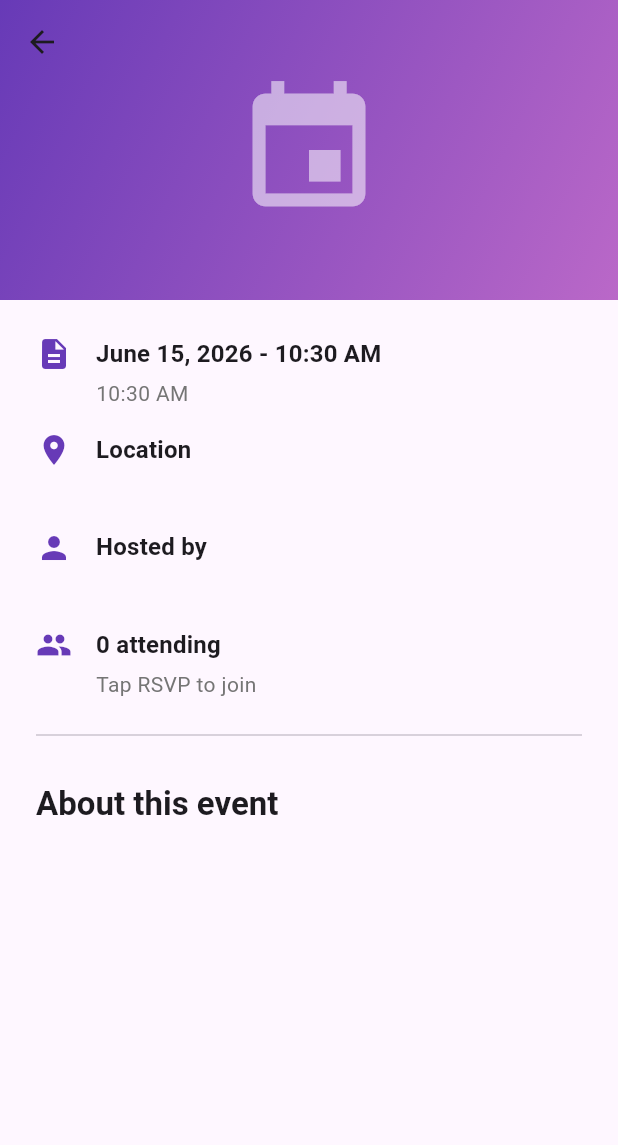
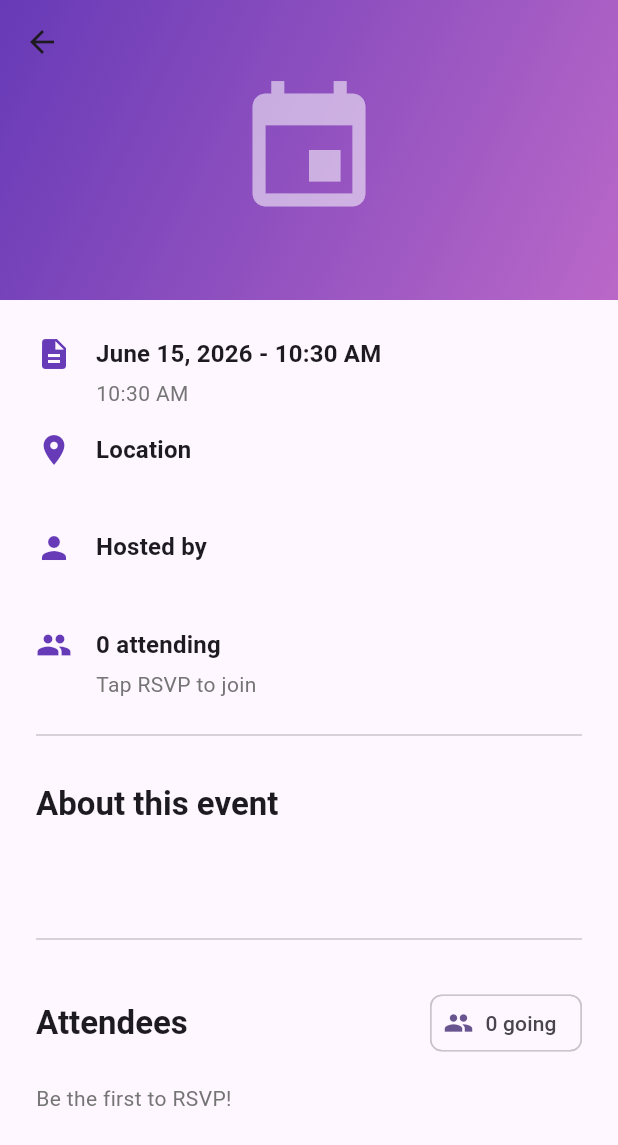
Before and after one commit to Hardeyemmy/yem-events-signature, a Flutter app: the EventDetailPage screen opened directly with empty values, on a phone screen of 412 x 824 dp. Shown: the top 1145 px of the screen. Run offline on Flutter 3.47's test engine with Material 3 defaults, Android fonts, the phone set to English and light mode, and no system bars; our stand-ins replace cloud_firestore, firebase_auth, firebase_core, flutter_riverpod, riverpod_annotation; accounts and stored records are empty; generated files the repository leaves out were written again.

Commit message:
Attendees features and images being worked on

```diff
--- a/lib/features/auth/presentation/Pages/event_details_page.dart
+++ b/lib/features/auth/presentation/Pages/event_details_page.dart
@@ -100,6 +100,77 @@ class EventDetailPage extends ConsumerWidget {
                           context,
                         ).textTheme.bodyLarge?.copyWith(height: 1.5),
                       ),
+                      const SizedBox(height: 32),
+                      const Divider(),
+                      const SizedBox(height: 24),
+
+                      Row(
+                        mainAxisAlignment: MainAxisAlignment.spaceBetween,
+                        children: [
+                          Text(
+                            'Attendees',
+                            style: Theme.of(context).textTheme.titleLarge
+                                ?.copyWith(fontWeight: FontWeight.bold),
+                          ),
+                          attendeeCountAsync.when(
+                            data: (count) => Chip(
+                              label: Text('$count going'),
+                              avatar: const Icon(Icons.people, size: 20),
+                            ),
+                            error: (_, __) => const SizedBox.shrink(),
+                            loading: () => const SizedBox.shrink(),
+                          ),
+                        ],
+                      ),
+                      const SizedBox(height: 16),
+                      Consumer(
+                        builder: (context, ref, _) {
+                          final attendeesAsync = ref.watch(
+                            attendeesProvider(eventId),
+                          );
+                          return attendeesAsync.when(
+                            data: (attendees) {
+                              if (attendees.isEmpty) {
+                                return Text(
+                                  'Be the first to RSVP!',
+                                  style: TextStyle(color: Colors.grey[600]),
+                                );
+                              }
+                              return ListView.separated(
+                                shrinkWrap: true,
+                                physics: const NeverScrollableScrollPhysics(),
+                                itemBuilder: (context, index) {
+                                  final attendee = attendees[index];
+                                  return ListTile(
+                                    leading: CircleAvatar(
+                                      child: Text(
+                                        attendee.userEmail
+                                            .substring(0, 1)
+                                            .toUpperCase(),
+                                      ),
+                                    ),
+                                    title: Text(attendee.userEmail),
+                                    subtitle: Text(
+                                      'Joined ${DateFormat('MMM d').format(attendee.joinedAt)}',
+                                      style: Theme.of(
+                                        context,
+                                      ).textTheme.bodySmall,
+                                    ),
+                                  );
+                                },
+                                separatorBuilder: (_, __) =>
+                                    const Divider(height: 1),
+                                itemCount: attendees.length,
+                              );
+                            },
+                            error: (err, _) => Text('Error: $err'),
+                            loading: () => const Center(
+                              child: CircularProgressIndicator(),
+                            ),
+                          );
+                        },
+                      ),
+                      // Here you could add a list of attendees using watchAttendees stream
                       const SizedBox(height: 100),
                     ],
                   ),
--- a/lib/features/auth/presentation/providers/event_provider.dart
+++ b/lib/features/auth/presentation/providers/event_provider.dart
@@ -2,6 +2,7 @@ import 'dart:async';
 import 'package:flutter_riverpod/flutter_riverpod.dart';
 import '../../data/repositories/event_repository.dart';
 import '../../../events/domains/models/events.dart';
+import '../../../events/domains/models/atendee.dart';
 import '../../../auth/presentation/providers/auth_providers.dart';
 
 final eventsStreamProvider = StreamProvider<List<Event>>((ref) {
@@ -66,6 +67,13 @@ final attendeeCountProvider = StreamProvider.family<int, String>((
   return ref.watch(eventRepositoryProvider).attendeesCount(eventId);
 });
 
+final attendeesProvider = StreamProvider.family<List<Attendee>, String>((
+  ref,
+  eventId,
+) {
+  return ref.watch(eventRepositoryProvider).watchAttendees(eventId);
+});
+
 final rsvpControllerProvider =
     AsyncNotifierProvider.autoDispose<RsvpController, void>(RsvpController.new);
 
--- a/lib/features/events/domains/models/events.dart
+++ b/lib/features/events/domains/models/events.dart
@@ -9,6 +9,7 @@ class Event {
   final String creatorId;
   final String creatorEmail;
   final DateTime createdAt;
+  final String? imageUrl;
 
   Event({
     required this.id,
@@ -19,6 +20,7 @@ class Event {
     required this.creatorId,
     required this.creatorEmail,
     required this.createdAt,
+    this.imageUrl,
   });
 
   factory Event.fromFirestore(DocumentSnapshot<Map<String, dynamic>> doc) {
@@ -32,6 +34,7 @@ class Event {
       creatorId: data['creatorId'] ?? '',
       creatorEmail: data['creatorEmail'] ?? '',
       createdAt: (data['createdAt'] as Timestamp).toDate(),
+      imageUrl: data['imageUrl'],
     );
   }
 
@@ -44,6 +47,7 @@ class Event {
       'creatorId': creatorId,
       'creatorEmail': creatorEmail,
       'createdAt': Timestamp.fromDate(createdAt),
+      'imageUrl': imageUrl,
     };
   }
 }
--- a/pubspec.yaml
+++ b/pubspec.yaml
@@ -40,6 +40,9 @@ dependencies:
   riverpod_annotation: ^3.0.0
   cloud_firestore: ^5.6.0
   intl: ^0.19.0
+  firebase_storage: ^12.3.4
+  image_picker: ^1.1.2
+
 
 dev_dependencies:
   flutter_test:
```
Also changed, not shown: lib/features/auth/data/repositories/event_repository.dart (+10 -0 lines), lib/features/events/domains/models/atendee.dart (added, +22 -0 lines), pubspec.lock, 1 other file.
